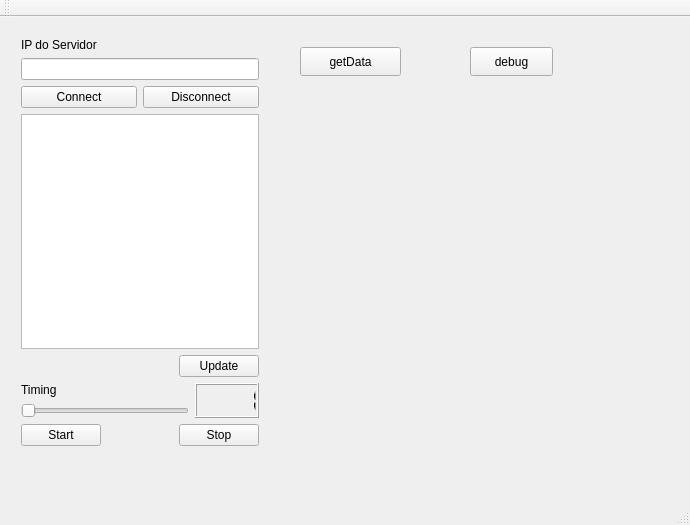
Before: the Qt Designer form QtTcpClientConsumer/mainwindow.ui in Enio-Antonio/Qt-Supervisory, drawn with Qt 5.
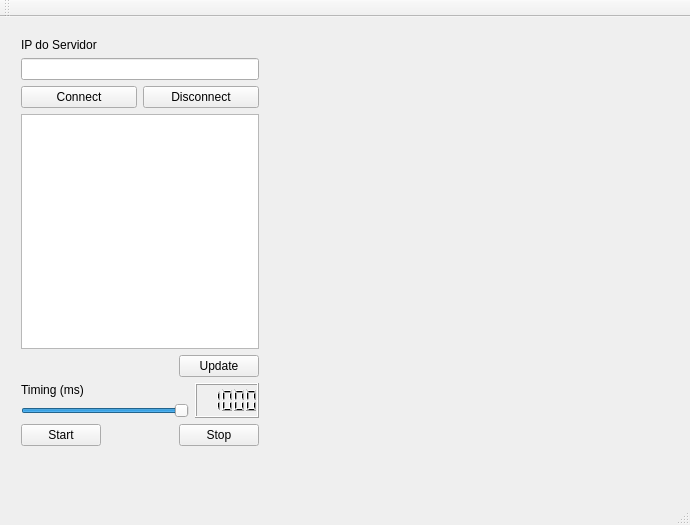
After: the same form once the commit is applied. Custom widgets are drawn as their Qt base class.

Patch:
```diff
--- a/QtTcpClientConsumer/mainwindow.ui
+++ b/QtTcpClientConsumer/mainwindow.ui
@@ -14,19 +14,6 @@
    <string>MainWindow</string>
   </property>
   <widget class="QWidget" name="centralWidget">
-   <widget class="QPushButton" name="pushButtonGet">
-    <property name="geometry">
-     <rect>
-      <x>300</x>
-      <y>30</y>
-      <width>101</width>
-      <height>29</height>
-     </rect>
-    </property>
-    <property name="text">
-     <string>getData</string>
-    </property>
-   </widget>
    <widget class="QWidget" name="layoutWidget">
     <property name="geometry">
      <rect>
@@ -111,7 +98,7 @@
          <item>
           <widget class="QLabel" name="label_timing">
            <property name="text">
-            <string>Timing</string>
+            <string>Timing (ms)</string>
            </property>
           </widget>
          </item>
@@ -120,6 +107,12 @@
            <property name="minimum">
             <number>1</number>
            </property>
+           <property name="maximum">
+            <number>1000</number>
+           </property>
+           <property name="sliderPosition">
+            <number>1000</number>
+           </property>
            <property name="orientation">
             <enum>Qt::Horizontal</enum>
            </property>
@@ -130,7 +123,7 @@
        <item>
         <widget class="QLCDNumber" name="lcdNumber_timing">
          <property name="intValue" stdset="0">
-          <number>1</number>
+          <number>1000</number>
          </property>
         </widget>
        </item>
@@ -175,7 +168,7 @@
       <x>280</x>
       <y>80</y>
       <width>401</width>
-      <height>331</height>
+      <height>361</height>
      </rect>
     </property>
     <property name="sizePolicy">
@@ -185,17 +178,17 @@
      </sizepolicy>
     </property>
    </widget>
-   <widget class="QPushButton" name="pushButton_debug">
+   <widget class="QLabel" name="label_lendo_dados">
     <property name="geometry">
      <rect>
-      <x>470</x>
-      <y>30</y>
-      <width>83</width>
-      <height>29</height>
+      <x>280</x>
+      <y>50</y>
+      <width>391</width>
+      <height>20</height>
      </rect>
     </property>
     <property name="text">
-     <string>debug</string>
+     <string/>
     </property>
    </widget>
   </widget>
```
